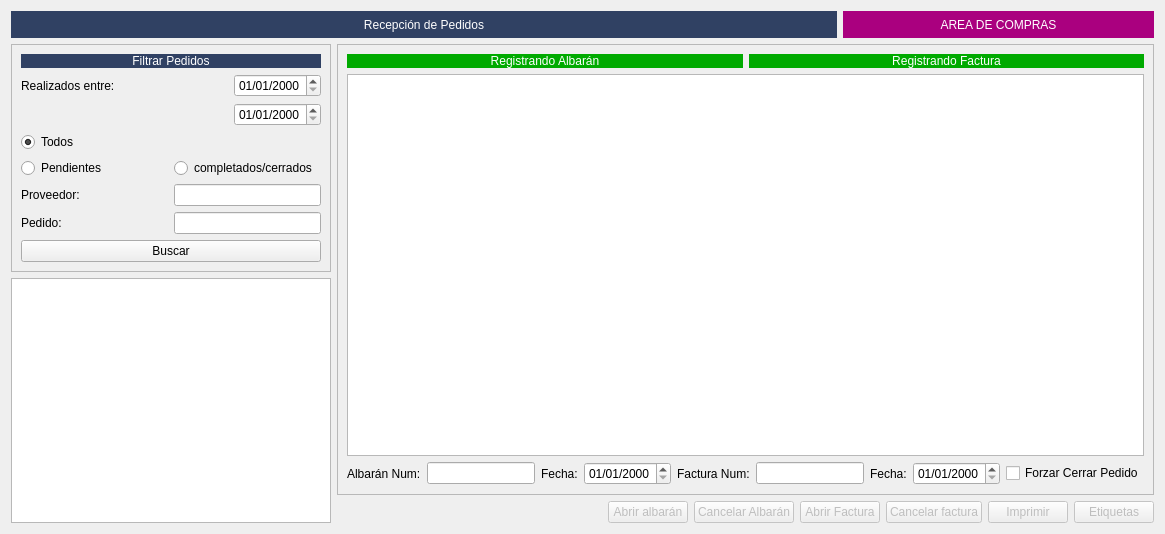
The window that Zona_Compras/frmrecepcion_pedidos.ui (arcnexus/RedFoX) describes before a commit, drawn with Qt 5.
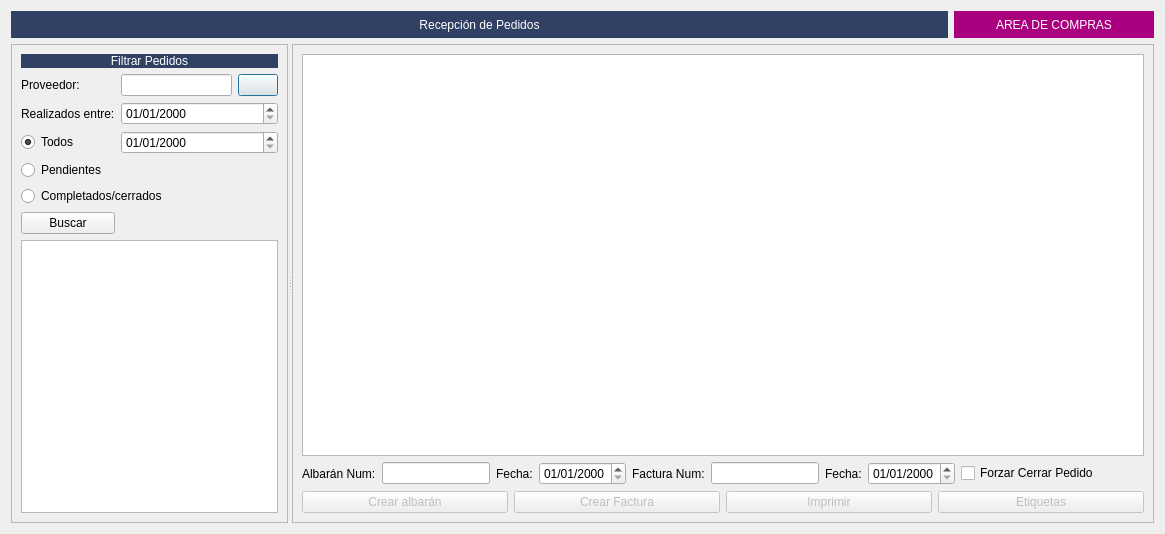
The same window after the commit. Icons and pictures are not drawn.

Patch:
```diff
--- a/Zona_Compras/frmrecepcion_pedidos.ui
+++ b/Zona_Compras/frmrecepcion_pedidos.ui
@@ -14,82 +14,65 @@
    <string>Recepción de pedidos</string>
   </property>
   <layout class="QGridLayout" name="gridLayout">
-   <item row="3" column="6">
-    <widget class="QPushButton" name="BtnCancelar">
-     <property name="enabled">
-      <bool>false</bool>
+   <item row="0" column="0">
+    <widget class="QLabel" name="label_36">
+     <property name="sizePolicy">
+      <sizepolicy hsizetype="Preferred" vsizetype="Maximum">
+       <horstretch>0</horstretch>
+       <verstretch>0</verstretch>
+      </sizepolicy>
      </property>
-     <property name="text">
-      <string>Cancelar factura</string>
-     </property>
-    </widget>
-   </item>
-   <item row="2" column="0" rowspan="2">
-    <widget class="QTableView" name="tablaPedidos">
      <property name="maximumSize">
       <size>
-       <width>334</width>
-       <height>16777215</height>
+       <width>16777215</width>
+       <height>27</height>
       </size>
      </property>
-     <property name="selectionBehavior">
-      <enum>QAbstractItemView::SelectRows</enum>
+     <property name="styleSheet">
+      <string notr="true">font: 14pt &quot;Sans Serif&quot;;
+color: rgb(255, 255, 255);
+background-color: #304163;</string>
      </property>
-     <attribute name="horizontalHeaderStretchLastSection">
-      <bool>true</bool>
-     </attribute>
-    </widget>
-   </item>
-   <item row="3" column="2">
-    <widget class="QPushButton" name="btalbaran">
-     <property name="enabled">
-      <bool>false</bool>
-     </property>
      <property name="text">
-      <string>Abrir albarán</string>
+      <string>Recepción de Pedidos</string>
      </property>
+     <property name="alignment">
+      <set>Qt::AlignCenter</set>
+     </property>
     </widget>
    </item>
-   <item row="3" column="8">
-    <widget class="QPushButton" name="btetiquetas">
-     <property name="enabled">
-      <bool>false</bool>
+   <item row="0" column="1">
+    <widget class="QLabel" name="label_22">
+     <property name="sizePolicy">
+      <sizepolicy hsizetype="Preferred" vsizetype="Maximum">
+       <horstretch>0</horstretch>
+       <verstretch>0</verstretch>
+      </sizepolicy>
      </property>
+     <property name="maximumSize">
+      <size>
+       <width>200</width>
+       <height>27</height>
+      </size>
+     </property>
      <property name="styleSheet">
-      <string notr="true"/>
+      <string notr="true">background-color: rgb(170, 0, 127);
+color: rgb(255, 255, 255);</string>
      </property>
      <property name="text">
-      <string>Etiquetas</string>
+      <string>AREA DE COMPRAS</string>
      </property>
+     <property name="alignment">
+      <set>Qt::AlignCenter</set>
+     </property>
     </widget>
    </item>
-   <item row="3" column="1">
-    <spacer name="horizontalSpacer">
+   <item row="1" column="0" colspan="2">
+    <widget class="QSplitter" name="splitter">
      <property name="orientation">
       <enum>Qt::Horizontal</enum>
      </property>
-     <property name="sizeHint" stdset="0">
-      <size>
-       <width>280</width>
-       <height>20</height>
-      </size>
-     </property>
-    </spacer>
-   </item>
-   <item row="1" column="0">
     <widget class="QFrame" name="frame">
-     <property name="minimumSize">
-      <size>
-       <width>320</width>
-       <height>201</height>
-      </size>
-     </property>
-     <property name="maximumSize">
-      <size>
-       <width>334</width>
-       <height>16777215</height>
-      </size>
-     </property>
      <property name="frameShape">
       <enum>QFrame::StyledPanel</enum>
      </property>
@@ -97,74 +80,45 @@
       <enum>QFrame::Raised</enum>
      </property>
      <layout class="QGridLayout" name="gridLayout_2">
-      <item row="7" column="2" colspan="2">
-       <widget class="QLineEdit" name="txtNumPedido"/>
-      </item>
-      <item row="0" column="0" colspan="4">
-       <widget class="QLabel" name="label">
-        <property name="maximumSize">
-         <size>
-          <width>16777215</width>
-          <height>27</height>
-         </size>
-        </property>
-        <property name="styleSheet">
-         <string notr="true">background-color: #304163;
-color: rgb(255, 255, 255);</string>
-        </property>
-        <property name="text">
-         <string>Filtrar Pedidos</string>
-        </property>
-        <property name="alignment">
-         <set>Qt::AlignCenter</set>
-        </property>
-       </widget>
-      </item>
-      <item row="2" column="3">
-       <widget class="QDateEdit" name="txtFechaFin">
-        <property name="displayFormat">
-         <string>dd/MM/yyyy</string>
-        </property>
-       </widget>
-      </item>
-      <item row="7" column="0">
-       <widget class="QLabel" name="label_4">
-        <property name="text">
-         <string>Pedido:</string>
-        </property>
-       </widget>
-      </item>
-      <item row="8" column="0" colspan="4">
-       <widget class="QPushButton" name="btnBuscar">
-        <property name="text">
-         <string>Buscar</string>
-        </property>
-       </widget>
-      </item>
-      <item row="1" column="3">
-       <widget class="QDateEdit" name="txtFecha_ini">
-        <property name="displayFormat">
-         <string>dd/MM/yyyy</string>
-        </property>
-       </widget>
-      </item>
-      <item row="1" column="0" colspan="3">
-       <widget class="QLabel" name="label_2">
-        <property name="text">
-         <string>Realizados entre:</string>
-        </property>
-       </widget>
-      </item>
-      <item row="6" column="2" colspan="2">
-       <widget class="QLineEdit" name="txtproveedor"/>
-      </item>
-      <item row="6" column="0">
+       <item row="1" column="0">
        <widget class="QLabel" name="label_3">
         <property name="text">
          <string>Proveedor:</string>
         </property>
        </widget>
       </item>
+       <item row="1" column="1">
+        <layout class="QHBoxLayout" name="horizontalLayout_2">
+         <item>
+          <widget class="QLineEdit" name="txtproveedor"/>
+         </item>
+         <item>
+          <widget class="QPushButton" name="btnBuscaProv">
+           <property name="text">
+            <string/>
+           </property>
+           <property name="icon">
+            <iconset resource="../maya.qrc">
+             <normaloff>:/Icons/PNG/search.png</normaloff>:/Icons/PNG/search.png</iconset>
+           </property>
+          </widget>
+         </item>
+        </layout>
+       </item>
+       <item row="2" column="0">
+        <widget class="QLabel" name="label_2">
+         <property name="text">
+          <string>Realizados entre:</string>
+         </property>
+        </widget>
+       </item>
+       <item row="2" column="1">
+        <widget class="QDateEdit" name="txtFecha_ini">
+         <property name="displayFormat">
+          <string>dd/MM/yyyy</string>
+         </property>
+        </widget>
+       </item>
       <item row="3" column="0">
        <widget class="QRadioButton" name="chktodos">
         <property name="text">
@@ -175,6 +129,13 @@
         </property>
        </widget>
       </item>
+       <item row="3" column="1">
+        <widget class="QDateEdit" name="txtFechaFin">
+         <property name="displayFormat">
+          <string>dd/MM/yyyy</string>
+         </property>
+        </widget>
+       </item>
       <item row="4" column="0">
        <widget class="QRadioButton" name="chkpendientes">
         <property name="text">
@@ -182,37 +143,52 @@
         </property>
        </widget>
       </item>
-      <item row="4" column="2" colspan="2">
+       <item row="5" column="0" colspan="2">
        <widget class="QRadioButton" name="chkcompletados">
         <property name="text">
-         <string>completados/cerrados</string>
+          <string>Completados/cerrados</string>
         </property>
        </widget>
       </item>
-     </layout>
-    </widget>
-   </item>
-   <item row="0" column="5" colspan="4">
-    <widget class="QLabel" name="label_22">
-     <property name="minimumSize">
+       <item row="7" column="0" colspan="2">
+        <widget class="QTableView" name="tablaPedidos">
+         <property name="selectionBehavior">
+          <enum>QAbstractItemView::SelectRows</enum>
+         </property>
+         <attribute name="horizontalHeaderStretchLastSection">
+          <bool>true</bool>
+         </attribute>
+        </widget>
+       </item>
+       <item row="6" column="0">
+        <widget class="QPushButton" name="btnBuscar">
+         <property name="text">
+          <string>Buscar</string>
+         </property>
+        </widget>
+       </item>
+       <item row="0" column="0" colspan="2">
+        <widget class="QLabel" name="label">
+         <property name="maximumSize">
       <size>
-       <width>250</width>
-       <height>0</height>
+           <width>16777215</width>
+           <height>27</height>
       </size>
      </property>
      <property name="styleSheet">
-      <string notr="true">background-color: rgb(170, 0, 127);
+          <string notr="true">background-color: #304163;
 color: rgb(255, 255, 255);</string>
      </property>
      <property name="text">
-      <string>AREA DE COMPRAS</string>
+          <string>Filtrar Pedidos</string>
      </property>
      <property name="alignment">
       <set>Qt::AlignCenter</set>
      </property>
     </widget>
    </item>
-   <item row="1" column="1" rowspan="2" colspan="8">
+      </layout>
+     </widget>
     <widget class="QFrame" name="frame_2">
      <property name="frameShape">
       <enum>QFrame::StyledPanel</enum>
@@ -221,47 +197,27 @@
       <enum>QFrame::Raised</enum>
      </property>
      <layout class="QGridLayout" name="gridLayout_3">
-      <item row="0" column="0">
-       <widget class="QLabel" name="lblRegistrarAlbaran">
-        <property name="minimumSize">
-         <size>
-          <width>144</width>
-          <height>0</height>
-         </size>
-        </property>
-        <property name="styleSheet">
-         <string notr="true">background-color: rgb(0, 170, 0);
-color: rgb(255, 255, 255);</string>
-        </property>
+       <item row="3" column="0">
+        <widget class="QPushButton" name="btalbaran">
+         <property name="enabled">
+          <bool>false</bool>
+         </property>
         <property name="text">
-         <string>Registrando Albarán</string>
-        </property>
-        <property name="alignment">
-         <set>Qt::AlignCenter</set>
-        </property>
-       </widget>
-      </item>
-      <item row="0" column="1">
-       <widget class="QLabel" name="lblRegistrarFactura">
-        <property name="minimumSize">
-         <size>
-          <width>144</width>
-          <height>0</height>
-         </size>
-        </property>
-        <property name="styleSheet">
-         <string notr="true">background-color: rgb(0, 170, 0);
-color: rgb(255, 255, 255);</string>
-        </property>
+          <string>Crear albarán</string>
+         </property>
+        </widget>
+       </item>
+       <item row="3" column="1">
+        <widget class="QPushButton" name="btnFactura">
+         <property name="enabled">
+          <bool>false</bool>
+         </property>
         <property name="text">
-         <string>Registrando Factura</string>
-        </property>
-        <property name="alignment">
-         <set>Qt::AlignCenter</set>
-        </property>
-       </widget>
-      </item>
-      <item row="1" column="0" colspan="2">
+          <string>Crear Factura</string>
+         </property>
+        </widget>
+       </item>
+       <item row="0" column="0" colspan="4">
        <widget class="QTableWidget" name="tablaLineas">
         <property name="alternatingRowColors">
          <bool>true</bool>
@@ -274,7 +230,20 @@
         </attribute>
        </widget>
       </item>
-      <item row="2" column="0" colspan="2">
+       <item row="3" column="2">
+        <widget class="QPushButton" name="btnImprimir">
+         <property name="enabled">
+          <bool>false</bool>
+         </property>
+         <property name="styleSheet">
+          <string notr="true"/>
+         </property>
+         <property name="text">
+          <string>Imprimir</string>
+         </property>
+        </widget>
+       </item>
+       <item row="1" column="0" colspan="4">
        <layout class="QHBoxLayout" name="horizontalLayout">
         <item>
          <widget class="QLabel" name="lblAlbaran">
@@ -345,63 +314,36 @@
           </property>
          </widget>
         </item>
-       </layout>
-      </item>
-     </layout>
-    </widget>
-   </item>
-   <item row="3" column="7">
-    <widget class="QPushButton" name="btnImprimir">
-     <property name="enabled">
-      <bool>false</bool>
-     </property>
-     <property name="styleSheet">
-      <string notr="true"/>
-     </property>
-     <property name="text">
-      <string>Imprimir</string>
-     </property>
-    </widget>
-   </item>
-   <item row="3" column="4" colspan="2">
-    <widget class="QPushButton" name="btnFactura">
-     <property name="enabled">
-      <bool>false</bool>
-     </property>
-     <property name="text">
-      <string>Abrir Factura</string>
-     </property>
-    </widget>
+         <item>
+          <spacer name="horizontalSpacer">
+           <property name="orientation">
+            <enum>Qt::Horizontal</enum>
+           </property>
+           <property name="sizeHint" stdset="0">
+            <size>
+             <width>40</width>
+             <height>20</height>
+            </size>
+           </property>
+          </spacer>
+         </item>
+        </layout>
    </item>
    <item row="3" column="3">
-    <widget class="QPushButton" name="btncancelar_alb">
+        <widget class="QPushButton" name="btetiquetas">
      <property name="enabled">
       <bool>false</bool>
      </property>
-     <property name="text">
-      <string>Cancelar Albarán</string>
-     </property>
-    </widget>
-   </item>
-   <item row="0" column="0" colspan="5">
-    <widget class="QLabel" name="label_36">
-     <property name="maximumSize">
-      <size>
-       <width>16777215</width>
-       <height>27</height>
-      </size>
-     </property>
      <property name="styleSheet">
-      <string notr="true">font: 14pt &quot;Sans Serif&quot;;
-color: rgb(255, 255, 255);
-background-color: #304163;</string>
+          <string notr="true"/>
      </property>
      <property name="text">
-      <string>Recepción de Pedidos</string>
-     </property>
-     <property name="alignment">
-      <set>Qt::AlignCenter</set>
-     </property>
+          <string>Etiquetas</string>
+         </property>
+        </widget>
+       </item>
+      </layout>
+     </widget>
     </widget>
    </item>
   </layout>
```
Left out of the diff: 7 changed lines with no effect on the pictures. Lines whose indentation alone changed are shown as unchanged.
